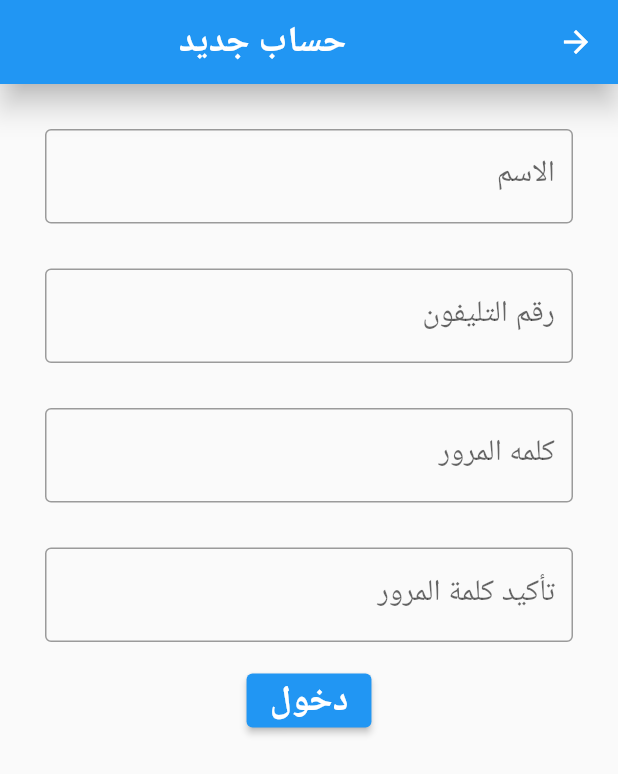
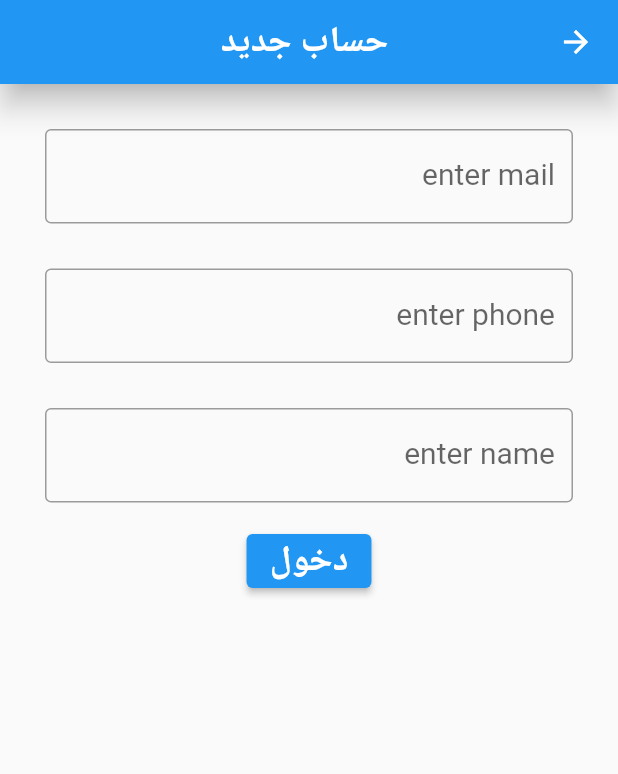
Before and after one commit to Mai-hossni/driver, a Flutter app: the screen it shows after launch, after a tap on "تسجيل سائق جديد", on a phone screen of 412 x 824 dp. Shown: the top 774 px of the screen. Run offline on Flutter 3.47's test engine with Material 2 defaults, Android fonts, the phone set to English and light mode, and no system bars; our stand-ins replace modal_bottom_sheet, splashscreen; network calls fail.

Commit message:
new text feild

```diff
--- a/lib/busseats.dart
+++ b/lib/busseats.dart
@@ -1,4 +1,3 @@
-import 'dart:html';
 import 'package:flutter_application_1/entrip.dart';
 import 'package:http/http.dart' as http;
 import 'dart:convert';
--- a/lib/login.dart
+++ b/lib/login.dart
@@ -4,7 +4,7 @@ import 'dart:ui';
 import 'package:flutter/material.dart';
 import 'package:flutter/widgets.dart';
 import 'package:flutter_application_1/from_to.dart';
-import 'package:flutter_application_1/logout.dart';
+import 'package:flutter_application_1/screens/logout.dart';
 import 'package:flutter_application_1/station.dart';
 
 class login extends StatefulWidget {
--- a/lib/logout.dart
+++ /dev/null
@@ -1,75 +0,0 @@
-import 'package:flutter/material.dart';
-import 'package:flutter_application_1/from_to.dart';
-
-class logout extends StatefulWidget {
-  logout({Key? key}) : super(key: key);
-
-  @override
-  State<logout> createState() => _logoutState();
-}
-
-class _logoutState extends State<logout> {
-  @override
-  Widget build(BuildContext context) {
-    return Scaffold(
-    appBar: AppBar(
-          elevation: 8,
-          title: Center(
-            child: Text(" حساب جديد", style: TextStyle(fontSize: 24)),
-          )),
-          body: Center(
-            child: Padding(
-              padding: const EdgeInsets.all(15.0),
-              child: Column(children: [
-                Padding(
-                padding: const EdgeInsets.all(15.0),
-                child: TextField(
-                    style: TextStyle(fontSize: 20, color: Colors.black),
-                    decoration: InputDecoration(
-                      border: OutlineInputBorder(),
-                      labelText:'الاسم',
-                    )),
-              ),
-                          Padding(
-                padding: const EdgeInsets.all(15.0),
-                child: TextField(
-                    style: TextStyle(fontSize: 20, color: Colors.black),
-                    decoration: InputDecoration(
-                      border: OutlineInputBorder(),
-                      labelText:'رقم التليفون',
-                    )),
-              ),
-                         Padding(
-                padding: const EdgeInsets.all(15.0),
-                child: TextField(
-                    style: TextStyle(fontSize: 20, color: Colors.black),
-                    decoration: InputDecoration(
-                      border: OutlineInputBorder(),
-                      labelText:'كلمه المرور',
-                    )),
-              ),
-                         Padding(
-                padding: const EdgeInsets.all(15.0),
-                child: TextField(
-                    style: TextStyle(fontSize: 20, color: Colors.black),
-                    decoration: InputDecoration(
-                      border: OutlineInputBorder(),
-                      labelText:'تأكيد كلمة المرور',
-                    )),
-              ),
-                     ElevatedButton(
-                onPressed: () {
-                  Navigator.push(
-                      context, MaterialPageRoute(builder: (context) => trip()));
-                },
-                child: Text("دخول", style: TextStyle(fontSize: 24)),
-              ),
-              ]),
-            ),
-
-          ),
-
-
-    );
-  }
-}
--- a/lib/main.dart
+++ b/lib/main.dart
@@ -2,23 +2,20 @@ import 'package:flutter/material.dart';
 import 'package:flutter_application_1/busseats.dart';
 import 'package:flutter_application_1/entrip.dart';
 import 'package:flutter_application_1/final.dart';
-import 'package:flutter_application_1/logout.dart';
+import 'package:flutter_application_1/login.dart';
+import 'package:flutter_application_1/screens/logout.dart';
 import 'package:flutter_application_1/pay_mthd.dart';
 import 'package:flutter_application_1/soso.dart';
 import 'package:flutter_application_1/splash.dart';
 import 'package:flutter_application_1/station.dart';
 import 'package:flutter_application_1/test.dart';
 import 'package:flutter_localizations/flutter_localizations.dart';
-import 'package:weather/weather.dart';
-import 'dart:html';
 import 'package:http/http.dart' as http;
 
 void main() {
   runApp(const MyApp());
 }
 
-WeatherFactory wf =
-    new WeatherFactory("YOUR_API_KEY", language: Language.ARABIC);
 
 class MyApp extends StatelessWidget {
   const MyApp({Key? key}) : super(key: key);
@@ -49,7 +46,7 @@ class MyApp extends StatelessWidget {
         // is not restarted.
         primarySwatch: Colors.blue,
       ),
-      home: spl_sc(),
+      home: login(),
     );
   }
 }
--- /dev/null
+++ b/lib/screens/logout.dart
@@ -0,0 +1,40 @@
+import 'package:flutter/material.dart';
+import 'package:flutter_application_1/from_to.dart';
+import 'package:flutter_application_1/widgets/custom_text_feild.dart';
+
+class logout extends StatefulWidget {
+  logout({Key? key}) : super(key: key);
+
+  @override
+  State<logout> createState() => _logoutState();
+}
+
+class _logoutState extends State<logout> {
+  TextEditingController nameController = TextEditingController();
+  TextEditingController emailController = TextEditingController();
+  TextEditingController phoneController = TextEditingController();
+  @override
+  Widget build(BuildContext context) {
+    return Scaffold(
+      appBar: AppBar(
+          elevation: 8,
+          centerTitle: true,
+          title:  Text(" حساب جديد", style: TextStyle(fontSize: 24))),
+      body: Container(
+        padding: const EdgeInsets.all(15.0),
+        child: Column(children: [
+          CustomTextFeild(controller: emailController,hintText: 'enter mail'),
+          CustomTextFeild(controller: phoneController,hintText: 'enter phone'),
+          CustomTextFeild(controller: nameController,hintText: 'enter name'),
+          ElevatedButton(
+            onPressed: () {
+              Navigator.push(
+                  context, MaterialPageRoute(builder: (context) => trip()));
+            },
+            child: Text("دخول", style: TextStyle(fontSize: 24)),
+          ),
+        ]),
+      ),
+    );
+  }
+}
--- a/lib/test.dart
+++ b/lib/test.dart
@@ -1,4 +1,3 @@
-import 'dart:html';
 import 'dart:ui';
 
 import 'package:flutter/material.dart';
--- /dev/null
+++ b/lib/widgets/custom_text_feild.dart
@@ -0,0 +1,24 @@
+import 'package:flutter/material.dart';
+
+class CustomTextFeild extends StatelessWidget {
+  const CustomTextFeild({
+    Key? key,
+    required this.controller,
+    required this.hintText,
+  }) : super(key: key);
+  final TextEditingController controller;
+  final String hintText;
+  @override
+  Widget build(BuildContext context) {
+    return Padding(
+      padding: const EdgeInsets.all(15.0),
+      child: TextField(
+          controller: controller,
+          style: const TextStyle(fontSize: 20, color: Colors.black),
+          decoration: InputDecoration(
+            border: const OutlineInputBorder(),
+            labelText: hintText,
+          )),
+    );
+  }
+}
--- a/pubspec.yaml
+++ b/pubspec.yaml
@@ -32,7 +32,6 @@ dependencies:
   splashscreen: ^1.3.5
   flutter_localizations: # Add this line
     sdk: flutter
-  weather: ^2.0.1
   modal_bottom_sheet: ^2.1.2
 
 
@@ -42,6 +41,7 @@ dependencies:
   # The following adds the Cupertino Icons font to your application.
   # Use with the CupertinoIcons class for iOS style icons.
   cupertino_icons: ^1.0.2
+  http: ^0.13.5
 
 dev_dependencies:
   flutter_test:
```
Also changed, not shown: pubspec.lock.
